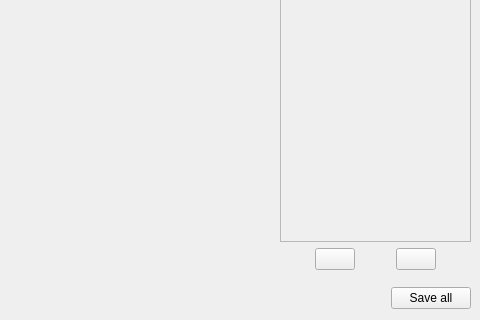
Qt form ui_files/ui_target_widget.ui (JYU-IBA/potku) before a commit; both pictures show x 390 to 870 and y 214 to 534 of the 870 by 534 pixel window.
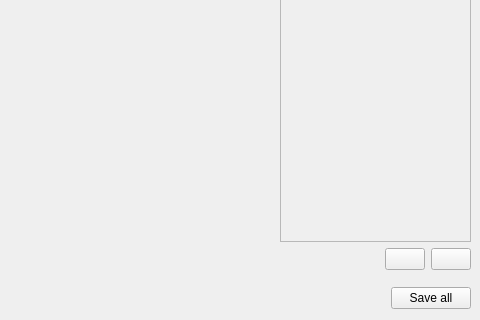
The same form after that commit. Icons and pictures are not drawn.

Commit message: Started adding the possibility to have multiple recoil elements in one element simulation GUI side. WIP.

```diff
--- a/ui_files/ui_target_widget.ui
+++ b/ui_files/ui_target_widget.ui
@@ -208,6 +208,19 @@
         </item>
         <item>
          <layout class="QHBoxLayout" name="horizontalLayout_3">
+          <item>
+           <spacer name="horizontalSpacer_4">
+            <property name="orientation">
+             <enum>Qt::Horizontal</enum>
+            </property>
+            <property name="sizeHint" stdset="0">
+             <size>
+              <width>40</width>
+              <height>20</height>
+             </size>
+            </property>
+           </spacer>
+          </item>
           <item>
            <widget class="QPushButton" name="addPushButton">
             <property name="sizePolicy">
```
The commit also changes 5 other files.
